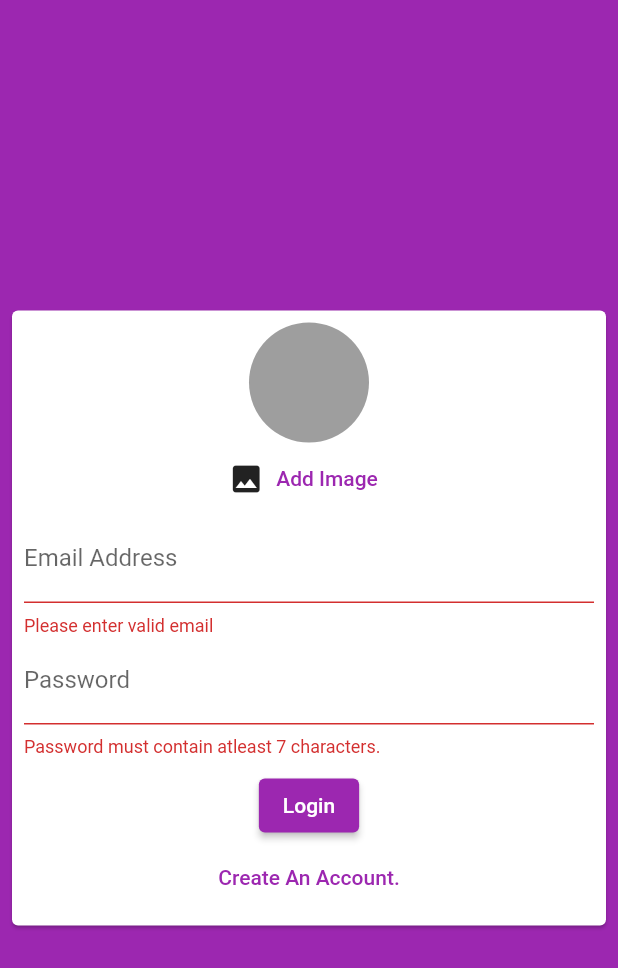
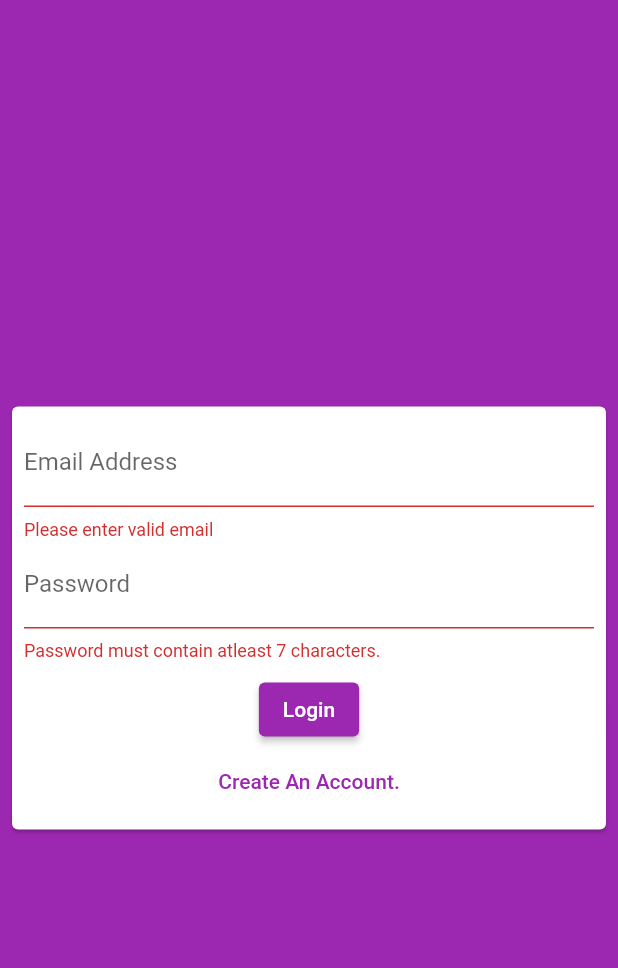
Before and after one commit to YuneshShrestha/chat_app, a Flutter app: the screen it shows after launch, after a tap on "Sign Up", after a tap on "I have an account.", on a phone screen of 412 x 824 dp. Shown: the top 968 px of the screen. Run offline on Flutter 3.47's test engine with Material 2 defaults, Android fonts, the phone set to English and light mode, and no system bars; our stand-ins replace cloud_firestore, firebase_auth, firebase_core, firebase_storage, image_picker; accounts and stored records are empty.

Commit message:
if login no image

```diff
--- a/lib/widgets/auth/auth_form.dart
+++ b/lib/widgets/auth/auth_form.dart
@@ -59,7 +59,9 @@ class _AuthFormState extends State<AuthForm> {
                 // mainAxisSize is set to min so that it can take as minimum value as needed and not to take the whle space
                 mainAxisSize: MainAxisSize.min,
                 children: [
-                  CustomImagePicker(imagePickingFunction: imagePickingFunction),
+                  if (!isLogin)
+                    CustomImagePicker(
+                        imagePickingFunction: imagePickingFunction),
                   TextFormField(
                     key: const ValueKey('emailKey'),
                     validator: (value) {
```
